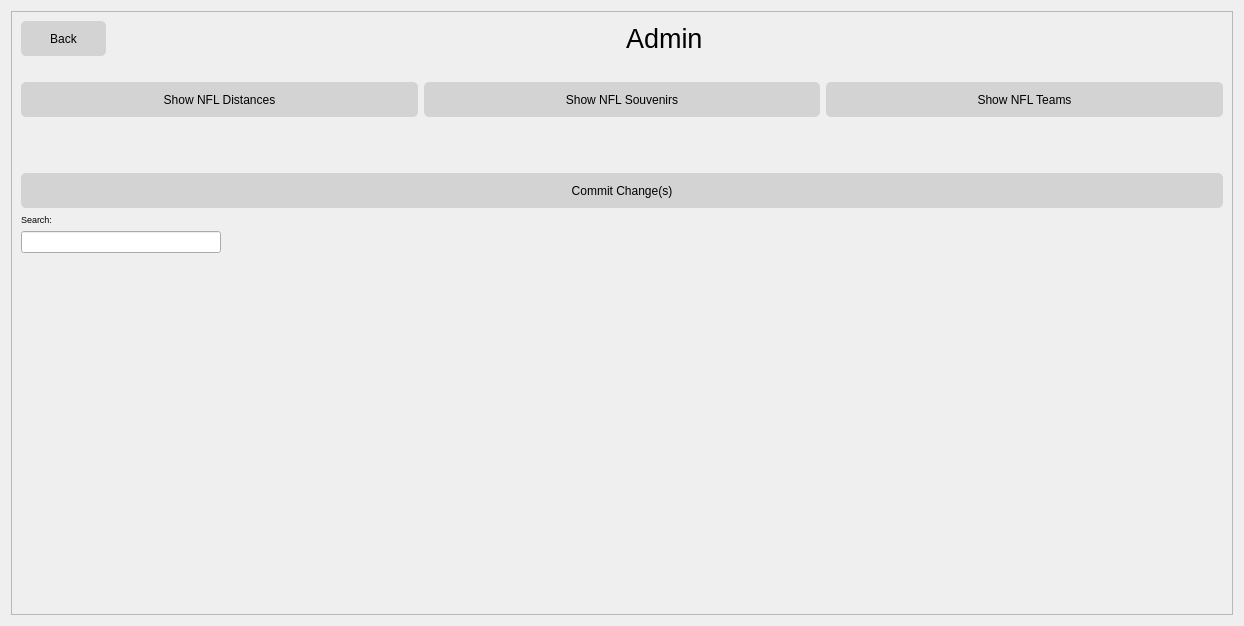
This is admin.ui in Cyriously1/NFLTour as Qt 5 draws it before an edit. The edited form follows.
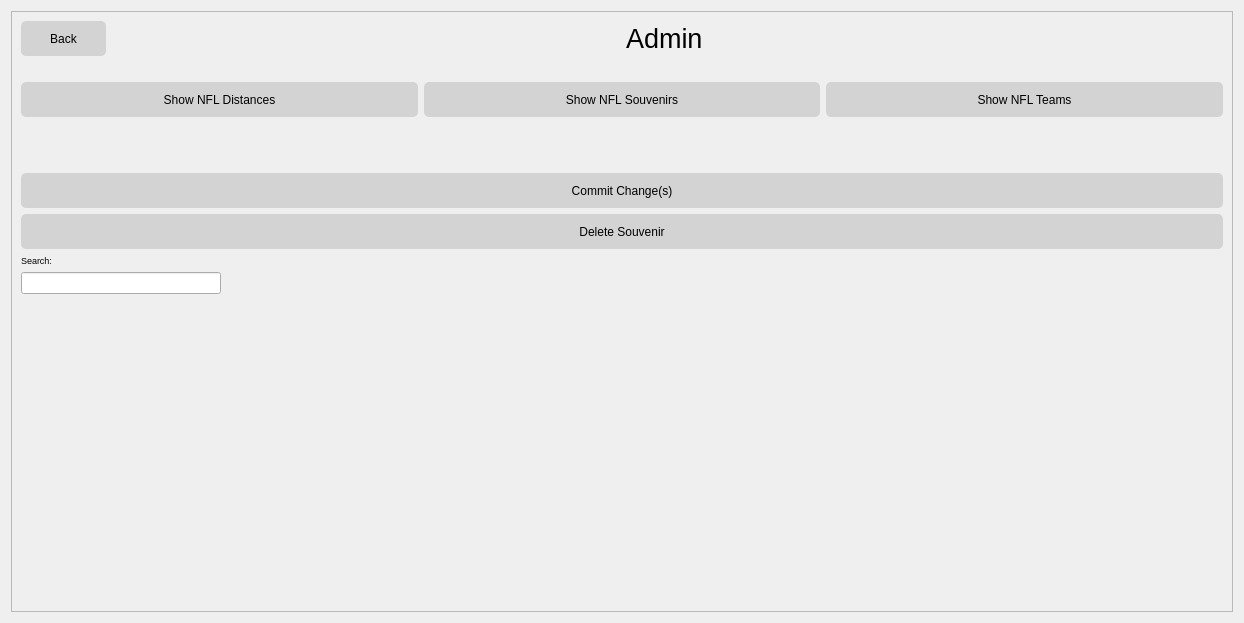
This is the edited form. Icons and pictures are not drawn.

Commit message: Added souvenir delete button and functionality

What changed in the file:
```diff
--- a/admin.ui
+++ b/admin.ui
@@ -7,7 +7,7 @@
     <x>0</x>
     <y>0</y>
     <width>1244</width>
-    <height>626</height>
+    <height>623</height>
    </rect>
   </property>
   <property name="windowTitle">
@@ -73,7 +73,7 @@
         <x>0</x>
         <y>0</y>
         <width>1224</width>
-        <height>1355</height>
+        <height>1398</height>
        </rect>
       </property>
       <property name="styleSheet">
@@ -200,6 +200,19 @@
            </property>
           </widget>
          </item>
+         <item>
+          <widget class="QPushButton" name="admin_deleteSouvenir">
+           <property name="sizePolicy">
+            <sizepolicy hsizetype="Minimum" vsizetype="Fixed">
+             <horstretch>0</horstretch>
+             <verstretch>0</verstretch>
+            </sizepolicy>
+           </property>
+           <property name="text">
+            <string>Delete Souvenir</string>
+           </property>
+          </widget>
+         </item>
          <item>
           <widget class="QLabel" name="admin_labelSearch">
            <property name="enabled">
```
The commit also changes 2 other files.
